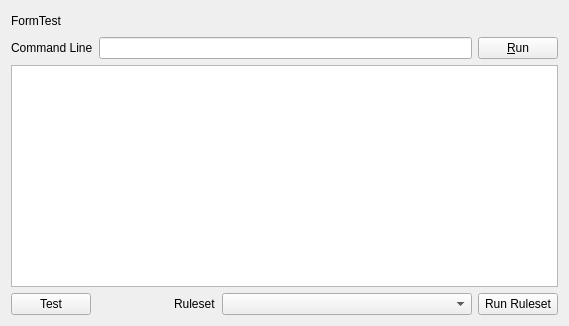
The window that formtest.ui (newey499/qiptables) describes before a commit, drawn with Qt 5.
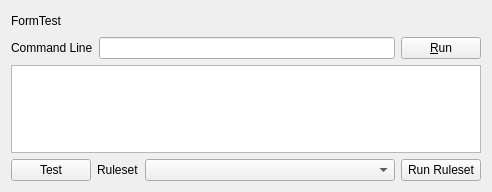
The same window after the commit.

```diff
--- a/formtest.ui
+++ b/formtest.ui
@@ -6,8 +6,8 @@
    <rect>
     <x>0</x>
     <y>0</y>
-    <width>569</width>
-    <height>326</height>
+    <width>484</width>
+    <height>192</height>
    </rect>
   </property>
   <property name="windowTitle">
```
